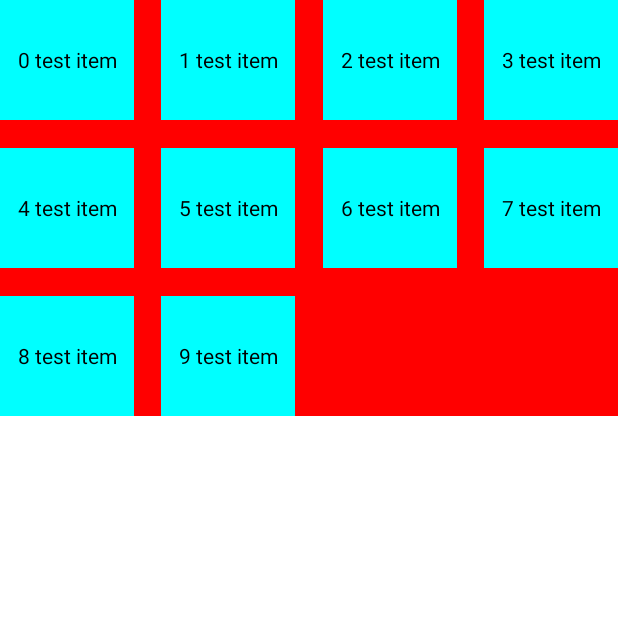
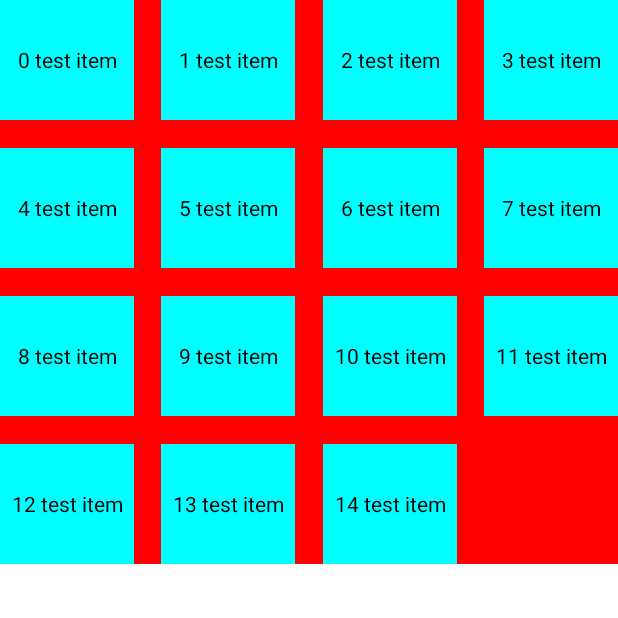
Before and after one commit to ysn85/TestDagger2, an Android app: the screen it shows after launch (AnnotationActivity), on a phone screen of 412 x 824 dp, the top half of it. Run offline under Robolectric (Android 15) with nearby library versions, the light colour scheme and no system bars; pictures from the network do not load.

Commit message:
chore: 完善GridItem间距逻辑

```diff
--- a/app/src/main/java/com/annotation/AnnotationActivity.kt
+++ b/app/src/main/java/com/annotation/AnnotationActivity.kt
@@ -72,8 +72,8 @@ class AnnotationActivity : AppCompatActivity() {
 
         val layoutManager = GridLayoutManager(
             this,
-            SPAN_COUNT,
-            RecyclerView.VERTICAL,
+            ROWS,
+            GridLayoutManager.VERTICAL,
             false
         )
         mAnnotationRv?.layoutManager = layoutManager
@@ -81,7 +81,7 @@ class AnnotationActivity : AppCompatActivity() {
 
         val itemDecoration = NavGridSpacingItemDecoration()
         mAnnotationRv?.addItemDecoration(itemDecoration)
-        itemDecoration.setSpacing(leftRight = 28, top = 28, spanCount = 4)
+        itemDecoration.setSpacing(leftRight = 28, top = 28, spanCount = ROWS)
         mAnnotationRv?.adapter = MyAdapter()
 
         run outSide@{
@@ -145,7 +145,9 @@ class AnnotationActivity : AppCompatActivity() {
 
     companion object {
         const val TAG = "AnnotationActivity"
-        const val SPAN_COUNT = 4
+        const val ROWS = 4
+        const val COLUMN = 4
+        const val ITEM_COUNT = 15
     }
 
 
@@ -199,7 +201,7 @@ class AnnotationActivity : AppCompatActivity() {
         }
 
         override fun getItemCount(): Int {
-            return 10
+            return ITEM_COUNT
         }
 
         class MyViewHolder(itemView: View) : RecyclerView.ViewHolder(itemView) {
@@ -219,7 +221,7 @@ class AnnotationActivity : AppCompatActivity() {
                 mDemoItemTv?.layoutParams?.width =
 //                         StaggeredGridLayoutManager.LayoutParams.MATCH_PARENT
                     ((Resources.getSystem()
-                        .displayMetrics.widthPixels - 28 * (4 - 1)).toFloat() / 4).roundToInt()
+                        .displayMetrics.widthPixels - 28 * (COLUMN - 1)).toFloat() / COLUMN).roundToInt()
                 mDemoItemTv?.text = value
             }
 
--- a/app/src/main/java/com/annotation/NavGridSpacingItemDecoration.kt
+++ b/app/src/main/java/com/annotation/NavGridSpacingItemDecoration.kt
@@ -4,6 +4,7 @@ import android.graphics.Rect
 import android.util.Log
 import android.view.View
 import android.widget.TextView
+import androidx.recyclerview.widget.GridLayoutManager
 import androidx.recyclerview.widget.RecyclerView
 
 
@@ -49,6 +50,27 @@ class NavGridSpacingItemDecoration : RecyclerView.ItemDecoration() {
         state: RecyclerView.State
     ) {
         super.getItemOffsets(outRect, view, parent, state)
+        val layoutManager = parent.layoutManager
+        if (layoutManager is GridLayoutManager) {
+            if (layoutManager.orientation == GridLayoutManager.VERTICAL) {
+                val position: Int = parent.getChildAdapterPosition(view) // item position
+                val column = position % mSpanCount
+                outRect.left =
+                    column * mLeftRightSpacing / mSpanCount
+                outRect.right =
+                    mLeftRightSpacing - (column + 1) * mLeftRightSpacing / mSpanCount
+                if (position >= mSpanCount && mTopSpacing != INVALID_SPACING_VALUE) {
+                    outRect.top = mTopSpacing
+                }
+                Log.d(
+                    "GridDe",
+                    "position = ${position}, content = ${(view as TextView).text}, " +
+                            "left = ${outRect.left}, top = ${outRect.top}, " +
+                            "right = ${outRect.right}" +
+                            " column = $column, " +
+                            "spanIndex = ${(view.layoutParams as GridLayoutManager.LayoutParams).spanIndex}"
+                )
+            } else {
                 val position: Int = parent.getChildAdapterPosition(view) // item position
                 val rows = position % mSpanCount // 元素所处行号0..n
                 val column = position % mSpanCount
@@ -56,13 +78,18 @@ class NavGridSpacingItemDecoration : RecyclerView.ItemDecoration() {
                     column * mLeftRightSpacing / mSpanCount
                 outRect.right =
                     mLeftRightSpacing - (column + 1) * mLeftRightSpacing / mSpanCount
+                if (column > 0 && mTopSpacing != INVALID_SPACING_VALUE) {
+                    outRect.top = mTopSpacing
+                }
                 Log.d(
                     "GridDe",
                     "position = ${position}, content = ${(view as TextView).text}, " +
-                    "left = ${outRect.left}, right = ${outRect.right}, rows = $rows, column = $column"
+                            "left = ${outRect.left}, top = ${outRect.top}, " +
+                            "right = ${outRect.right}" +
+                            " rows = $rows, column = $column, " +
+                            "spanIndex = ${(view.layoutParams as GridLayoutManager.LayoutParams).spanIndex}"
                 )
-        if (position >= mSpanCount) {
-            outRect.top = mTopSpacing
             }
         }
     }
+}
```
Lines whose indentation alone changed are shown as unchanged.
